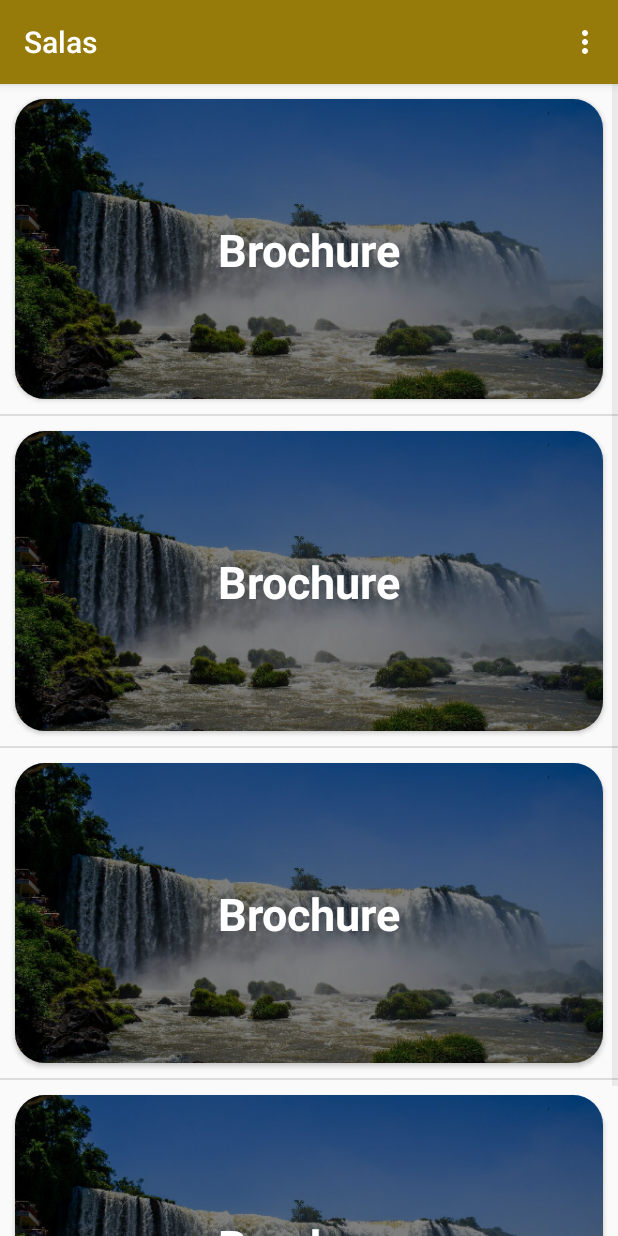
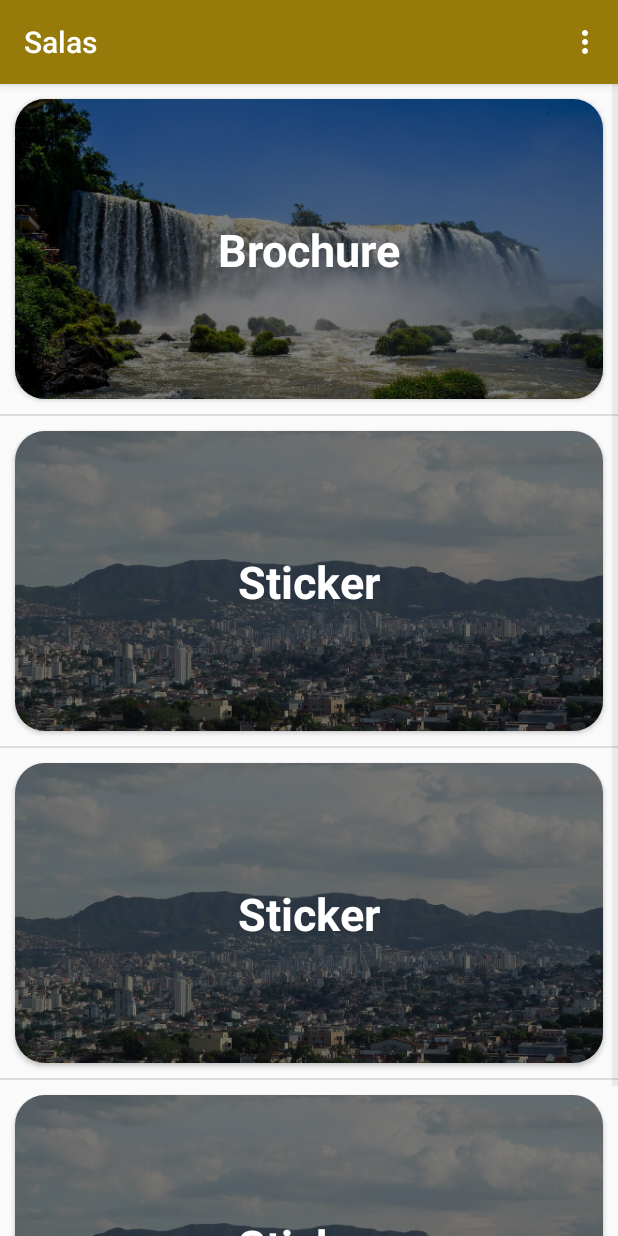
Before and after one commit to HannaMBarbato/SistemaControleSala, an Android app: the ListaSalasView screen opened directly, with no data from a screen before it, on a phone screen of 412 x 824 dp. Run offline under Robolectric (Android 15) with nearby library versions, the phone set to English and light mode, and no system bars.

Commit message:
Lista salas com informacoes layout

```diff
--- a/app/src/main/java/com/example/sistemacontrolesala/listaSalas/ImageAdapter.java
+++ b/app/src/main/java/com/example/sistemacontrolesala/listaSalas/ImageAdapter.java
@@ -8,7 +8,6 @@ import android.view.View;
 import android.view.ViewGroup;
 import android.widget.ImageView;
 import android.widget.TextView;
-import android.widget.Toast;
 
 import androidx.annotation.NonNull;
 import androidx.viewpager.widget.PagerAdapter;
@@ -16,22 +15,20 @@ import androidx.viewpager.widget.PagerAdapter;
 import com.example.sistemacontrolesala.R;
 import com.example.sistemacontrolesala.alocacao.AlocacaoSalasView;
 
-import java.util.List;
-
 public class ImageAdapter extends PagerAdapter {
 
-    private List<ListaSala> listaSalas;
+    private ListaSala listaSalas;
     private LayoutInflater layoutInflater;
     private Context context;
 
-    public ImageAdapter(List<ListaSala> listaSalas, Context context) {
+    public ImageAdapter(ListaSala listaSalas, Context context) {
         this.context = context;
         this.listaSalas = listaSalas;
     }
 
     @Override
     public int getCount() {
-        return listaSalas.size();
+        return 2;
     }
 
     @Override
@@ -41,31 +38,42 @@ public class ImageAdapter extends PagerAdapter {
 
     @NonNull
     @Override
-    public Object instantiateItem(@NonNull ViewGroup container, final int position) {
+    public Object instantiateItem(@NonNull ViewGroup container, int position) {
+
+        if(position == 0){
             layoutInflater = LayoutInflater.from(context);
-        View view = layoutInflater.inflate(R.layout.item_salas, container, false);
+            View view = layoutInflater.inflate(R.layout.item_salas_cardview_image, container, false);
 
-        ImageView imageView;
-        TextView title;
+            ImageView imageView = view.findViewById(R.id.itemSalaImagem);
+            TextView title = view.findViewById(R.id.itemSalaTitulo);
 
-        imageView = view.findViewById(R.id.itemSalaImagem);
-        title = view.findViewById(R.id.itemSalaTitulo);
-
-        imageView.setImageResource(listaSalas.get(position).getImagem());
-        title.setText(listaSalas.get(position).getTitulo());
+            imageView.setImageResource(listaSalas.getImagem());
+            title.setText(listaSalas.getTitulo());
 
             view.setOnClickListener(new View.OnClickListener() {
                 @Override
                 public void onClick(View v) {
                     Intent intent = new Intent(context, AlocacaoSalasView.class);
-                intent.putExtra("param", listaSalas.get(position).getTitulo());
+                    intent.putExtra("param", listaSalas.getTitulo());
                     context.startActivity(intent);
                     ((Activity) context).finish();
                 }
             });
-
             container.addView(view, 0);
             return view;
+        }
+
+        if(position == 1){
+            layoutInflater = LayoutInflater.from(context);
+            View viewInf = layoutInflater.inflate(R.layout.item_sala_cardview_inf, container, false);
+
+            TextView quantidadePessoasSentadas = viewInf.findViewById(R.id.itemSalaQuantidadePessoasSentadas);
+            quantidadePessoasSentadas.setText(listaSalas.getQuantidadePessoasSentadas());
+
+            container.addView(viewInf, 0);
+            return viewInf;
+        }
+        return null;
     }
 
     @Override
--- a/app/src/main/java/com/example/sistemacontrolesala/listaSalas/ListaSala.java
+++ b/app/src/main/java/com/example/sistemacontrolesala/listaSalas/ListaSala.java
@@ -6,9 +6,21 @@ public class ListaSala {
     private int imagem;
     private String titulo;
 
-    public ListaSala(int imagem, String titulo) {
+    private String quantidadePessoasSentadas;
+    private String possuiMultimidia;
+    private boolean possuiArcon;
+    private double areaDaSala;
+    private String localizacao;
+    private double latitude;
+    private double longitude;
+    private boolean ativo;
+    private String dataCriacao;
+    private String dataAlteracao;
+
+    public ListaSala(int imagem, String titulo, String quantidadePessoasSentadas) {
         this.imagem = imagem;
         this.titulo = titulo;
+        this.quantidadePessoasSentadas = quantidadePessoasSentadas;
     }
 
     public int getId() {
@@ -34,4 +46,84 @@ public class ListaSala {
     public void setTitulo(String titulo) {
         this.titulo = titulo;
     }
+
+    public String getQuantidadePessoasSentadas() {
+        return quantidadePessoasSentadas;
+    }
+
+    public void setQuantidadePessoasSentadas(String quantidadePessoasSentadas) {
+        this.quantidadePessoasSentadas = quantidadePessoasSentadas;
+    }
+
+    public String getPossuiMultimidia() {
+        return possuiMultimidia;
+    }
+
+    public void setPossuiMultimidia(String possuiMultimidia) {
+        this.possuiMultimidia = possuiMultimidia;
+    }
+
+    public boolean isPossuiArcon() {
+        return possuiArcon;
+    }
+
+    public void setPossuiArcon(boolean possuiArcon) {
+        this.possuiArcon = possuiArcon;
+    }
+
+    public double getAreaDaSala() {
+        return areaDaSala;
+    }
+
+    public void setAreaDaSala(double areaDaSala) {
+        this.areaDaSala = areaDaSala;
+    }
+
+    public String getLocalizacao() {
+        return localizacao;
+    }
+
+    public void setLocalizacao(String localizacao) {
+        this.localizacao = localizacao;
+    }
+
+    public double getLatitude() {
+        return latitude;
+    }
+
+    public void setLatitude(double latitude) {
+        this.latitude = latitude;
+    }
+
+    public double getLongitude() {
+        return longitude;
+    }
+
+    public void setLongitude(double longitude) {
+        this.longitude = longitude;
+    }
+
+    public boolean isAtivo() {
+        return ativo;
+    }
+
+    public void setAtivo(boolean ativo) {
+        this.ativo = ativo;
+    }
+
+    public String getDataCriacao() {
+        return dataCriacao;
+    }
+
+    public void setDataCriacao(String dataCriacao) {
+        this.dataCriacao = dataCriacao;
+    }
+
+    public String getDataAlteracao() {
+        return dataAlteracao;
+    }
+
+    public void setDataAlteracao(String dataAlteracao) {
+        this.dataAlteracao = dataAlteracao;
+    }
 }
--- a/app/src/main/java/com/example/sistemacontrolesala/listaSalas/ListaSalasAdapter.java
+++ b/app/src/main/java/com/example/sistemacontrolesala/listaSalas/ListaSalasAdapter.java
@@ -42,7 +42,7 @@ public class ListaSalasAdapter extends BaseAdapter {
         View viewCriada = LayoutInflater.from(context).inflate(R.layout.item_salas_view_pager, viewGroup, false);
 
         ViewPager viewPager = viewCriada.findViewById(R.id.viewPagerAqui);
-        ImageAdapter adapter = new ImageAdapter(listaSalas, context);
+        ImageAdapter adapter = new ImageAdapter(listaSalas.get(posicao), context);
         viewPager.setAdapter(adapter);
 
         return viewCriada;
--- a/app/src/main/java/com/example/sistemacontrolesala/listaSalas/ListaSalasView.java
+++ b/app/src/main/java/com/example/sistemacontrolesala/listaSalas/ListaSalasView.java
@@ -28,16 +28,11 @@ public class ListaSalasView extends AppCompatActivity {
         setContentView(R.layout.activity_lista_salas);
         setTitle("Salas");
 
-        /*listaSalasViewPager = new ArrayList<>();
-        listaSalasViewPager.add(new ListaSala(R.drawable.foz_do_iguacu_pr, "Brochure"));
-        listaSalasViewPager.add(new ListaSala(R.drawable.belo_horizonte_mg, "Sticker"));*/
-
         listaSalasListView = new ArrayList<>();
-        listaSalasListView.add(new ListaSala(R.drawable.foz_do_iguacu_pr, "Brochure"));
-        listaSalasListView.add(new ListaSala(R.drawable.belo_horizonte_mg, "Sticker"));
-        listaSalasListView.add(new ListaSala(R.drawable.belo_horizonte_mg, "Sticker"));
-        listaSalasListView.add(new ListaSala(R.drawable.belo_horizonte_mg, "Sticker"));
-
+        listaSalasListView.add(new ListaSala(R.drawable.foz_do_iguacu_pr, "Brochure","20"));
+        listaSalasListView.add(new ListaSala(R.drawable.belo_horizonte_mg, "Sticker","6"));
+        listaSalasListView.add(new ListaSala(R.drawable.belo_horizonte_mg, "Sticker","8"));
+        listaSalasListView.add(new ListaSala(R.drawable.belo_horizonte_mg, "Sticker","10"));
 
         ListView listSalas = findViewById(R.id.listaSalaListView);
         listSalas.setAdapter(new ListaSalasAdapter(listaSalasListView, this));
--- a/app/src/main/res/layout/activity_lista_salas.xml
+++ b/app/src/main/res/layout/activity_lista_salas.xml
@@ -10,6 +10,6 @@
         android:id="@+id/listaSalaListView"
         android:layout_width="match_parent"
         android:layout_height="match_parent"
-        tools:listitem="@layout/item_salas" />
+        tools:listitem="@layout/item_salas_cardview_image" />
 
 </androidx.constraintlayout.widget.ConstraintLayout>
--- a/app/src/main/res/layout/item_salas.xml
+++ b/app/src/main/res/layout/item_salas_cardview_image.xml
@@ -1,14 +1,15 @@
 <?xml version="1.0" encoding="utf-8"?>
-<androidx.constraintlayout.widget.ConstraintLayout xmlns:android="http://schemas.android.com/apk/res/android"
+<LinearLayout xmlns:android="http://schemas.android.com/apk/res/android"
     xmlns:app="http://schemas.android.com/apk/res-auto"
     xmlns:tools="http://schemas.android.com/tools"
     android:layout_width="match_parent"
     android:layout_height="match_parent"
+    android:orientation="horizontal"
     tools:context=".listaSalas.ListaSalasView">
 
-        <androidx.cardview.widget.CardView
+    <androidx.cardview.widget.CardView
         android:id="@+id/itemSalaCardview"
-        android:layout_width="0dp"
+        android:layout_width="match_parent"
         android:layout_height="wrap_content"
         android:layout_margin="10dp"
         app:cardCornerRadius="20dp"
@@ -49,4 +50,5 @@
 
         </androidx.constraintlayout.widget.ConstraintLayout>
     </androidx.cardview.widget.CardView>
-</androidx.constraintlayout.widget.ConstraintLayout>
+
+</LinearLayout>
```
Also changed, not shown: app/src/main/res/layout/item_sala_cardview_inf.xml (added, +41 -0 lines). Lines whose indentation alone changed are shown as unchanged.
